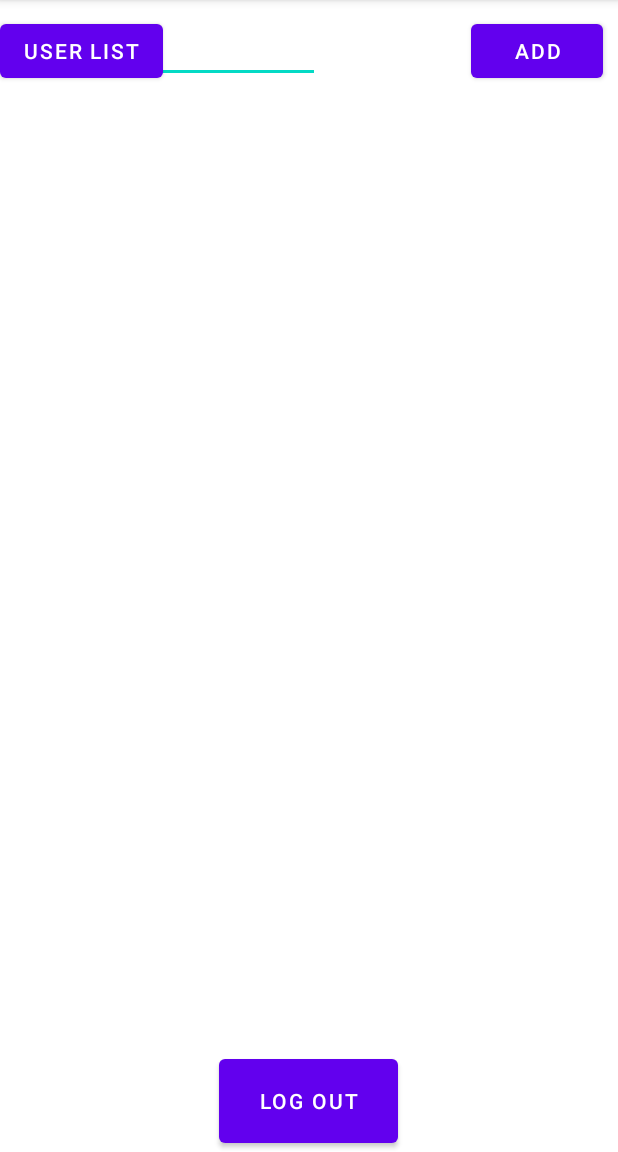
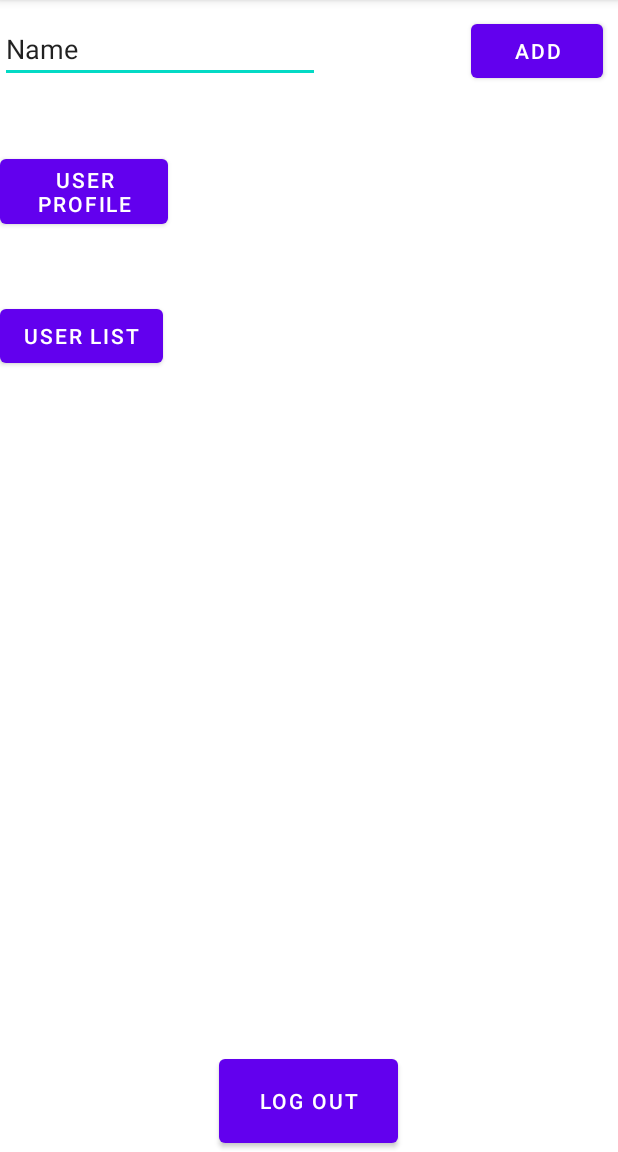
Before and after one commit to adimor1/HandIt, an Android app: the MainActivity screen opened directly, with no data from a screen before it, on a phone screen of 412 x 824 dp, the part 84-1236 px from its top. Run offline under Robolectric (Android 15) with nearby library versions, the phone set to English and light mode, and no system bars; our stand-ins replace Firebase (no records; nobody signed in at launch, a user with empty details on screens opened directly).

Commit message:
start updateUser

```diff
--- a/app/src/main/AndroidManifest.xml
+++ b/app/src/main/AndroidManifest.xml
@@ -9,6 +9,9 @@
         android:roundIcon="@mipmap/ic_launcher_round"
         android:supportsRtl="true"
         android:theme="@style/Theme.MyApplication">
+        <activity
+            android:name=".UpdateUser"
+            android:exported="false" />
         <activity
             android:name=".UsersListActivity"
             android:exported="false" />
--- a/app/src/main/java/com/example/myapplication/LoginActivity.java
+++ b/app/src/main/java/com/example/myapplication/LoginActivity.java
@@ -12,6 +12,9 @@ import android.widget.Toast;
 import com.google.android.gms.tasks.OnSuccessListener;
 import com.google.firebase.auth.AuthResult;
 import com.google.firebase.auth.FirebaseAuth;
+
+
+
 
 public class LoginActivity extends AppCompatActivity {
 
@@ -48,6 +51,7 @@ public class LoginActivity extends AppCompatActivity {
             public void onSuccess(AuthResult authResult) {
                 Toast.makeText(LoginActivity.this, "Login Successfully", Toast.LENGTH_SHORT).show();
                 startActivity(new Intent(LoginActivity.this, MainActivity.class));
+                LoginUser.setLoginEmail(email);
                 finish();
             }
         });
--- a/app/src/main/java/com/example/myapplication/MainActivity.java
+++ b/app/src/main/java/com/example/myapplication/MainActivity.java
@@ -29,6 +29,7 @@ public class MainActivity extends AppCompatActivity {
     private EditText edit;
     private Button add;
     private Button userList;
+    private Button userProfile;
 
     @Override
     protected void onCreate(Bundle savedInstanceState) {
@@ -39,6 +40,7 @@ public class MainActivity extends AppCompatActivity {
         edit = findViewById(R.id.edit);
         add = findViewById(R.id.add);
         userList=findViewById(R.id.userList);
+        userProfile = findViewById(R.id.userProfile);
 
         logout.setOnClickListener(new View.OnClickListener() {
             @Override
@@ -46,6 +48,7 @@ public class MainActivity extends AppCompatActivity {
                 FirebaseAuth.getInstance().signOut();
                 Toast.makeText(MainActivity.this, "Logged Out", Toast.LENGTH_SHORT).show();
                 startActivity(new Intent(MainActivity.this, StartActivity.class));
+                LoginUser.setLoginEmail("");
             }
         });
 
@@ -57,6 +60,14 @@ public class MainActivity extends AppCompatActivity {
             }
         });
 
+        userProfile.setOnClickListener(new View.OnClickListener() {
+            @Override
+            public void onClick(View v) {
+                FirebaseAuth.getInstance().signOut();
+                startActivity(new Intent(MainActivity.this, UpdateUser.class));
+            }
+        });
+
 
 
     }
--- a/app/src/main/res/layout/activity_main.xml
+++ b/app/src/main/res/layout/activity_main.xml
@@ -28,10 +28,18 @@
 
 
     <Button
+        android:id="@+id/userProfile"
+        android:layout_width="wrap_content"
+        android:layout_height="wrap_content"
+        android:layout_marginTop="100dp"
+        android:layout_marginEnd="300dp"
+        android:text="User Profile" />
+
+    <Button
         android:id="@+id/userList"
         android:layout_width="wrap_content"
         android:layout_height="wrap_content"
-        android:layout_marginTop="10dp"
+        android:layout_marginTop="200dp"
         android:layout_marginEnd="200dp"
         android:text="user list"
 
```
Also changed, not shown: app/src/main/java/com/example/myapplication/LoginUser.java (added, +13 -0 lines), app/src/main/java/com/example/myapplication/UpdateUser.java (added, +57 -0 lines), app/src/main/java/com/example/myapplication/User.java (+9 -1 lines), app/src/main/res/layout/activity_update_user.xml (added, +14 -0 lines).
